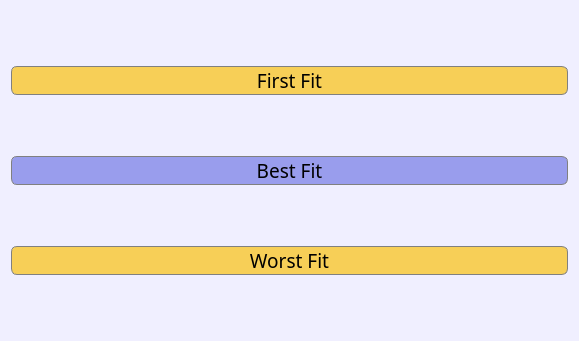
Qt form GUI/MemoryAllocationGUI/mainwindow.ui (lameesemad1996/MemoryAllocation) before a commit.
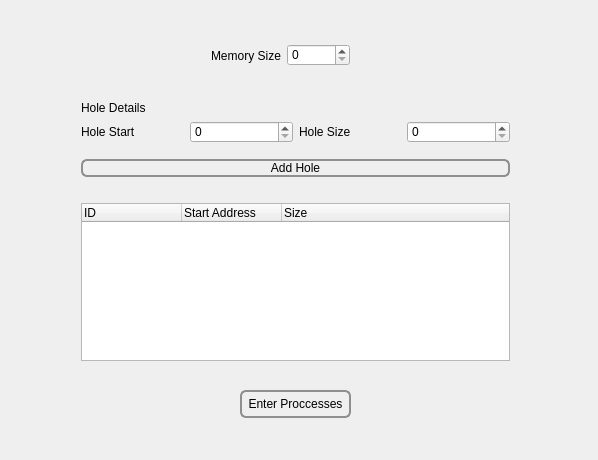
The same form after that commit.

Commit message: holes input finished

```diff
--- a/GUI/MemoryAllocationGUI/mainwindow.ui
+++ b/GUI/MemoryAllocationGUI/mainwindow.ui
@@ -6,104 +6,206 @@
    <rect>
     <x>0</x>
     <y>0</y>
-    <width>579</width>
-    <height>341</height>
+    <width>598</width>
+    <height>460</height>
    </rect>
   </property>
   <property name="windowTitle">
    <string>MainWindow</string>
   </property>
   <property name="styleSheet">
-   <string notr="true">background-color: rgb(240, 239, 255);</string>
+   <string notr="true">QPushButton {
+    border: 2px solid #8f8f91;
+    border-radius:  6px;
+    background-color: qlineargradient(x1: 0, y1: 0, x2: 0, y2: 1,
+                                      stop: 0 #f6f7fa, stop: 1 #dadbde);
+    min-width: 80px;
+}
+
+QPushButton:pressed {
+    background-color: qlineargradient(x1: 0, y1: 0, x2: 0, y2: 1,
+                                      stop: 0 #dadbde, stop: 1 #f6f7fa);
+}
+
+QPushButton:flat {
+    border: none;
+}
+
+QPushButton:default {
+    border-color: navy;
+}</string>
   </property>
   <widget class="QWidget" name="centralWidget">
-   <layout class="QVBoxLayout" name="verticalLayout">
-    <item>
-     <widget class="QPushButton" name="pushButton_firstFit">
-      <property name="font">
-       <font>
-        <family>Bahnschrift SemiLight SemiConde</family>
-        <pointsize>14</pointsize>
-       </font>
-      </property>
-      <property name="styleSheet">
-       <string notr="true">QPushButton {
-	border-radius: 6px;
-	border: 1px solid gray;
-	background-color: 	rgb(247, 207, 87);
+   <widget class="QWidget" name="verticalLayoutWidget">
+    <property name="geometry">
+     <rect>
+      <x>70</x>
+      <y>90</y>
+      <width>451</width>
+      <height>291</height>
+     </rect>
+    </property>
+    <layout class="QVBoxLayout" name="holeDetailsVerticalLayout">
+     <property name="bottomMargin">
+      <number>20</number>
+     </property>
+     <item>
+      <widget class="QLabel" name="holeDetailsLabel">
+       <property name="styleSheet">
+        <string notr="true">font: bold large &quot;Arial&quot;</string>
+       </property>
+       <property name="text">
+        <string>Hole Details</string>
+       </property>
+      </widget>
+     </item>
+     <item>
+      <layout class="QHBoxLayout" name="holeDetailsHorizontalLayout">
+       <item>
+        <widget class="QLabel" name="holeStartLabel_2">
+         <property name="styleSheet">
+          <string notr="true">font: large &quot;Arial&quot;</string>
+         </property>
+         <property name="text">
+          <string>Hole Start </string>
+         </property>
+        </widget>
+       </item>
+       <item>
+        <widget class="QSpinBox" name="holeStartSpinBox_2"/>
+       </item>
+       <item>
+        <widget class="QLabel" name="holeSizeLabel_2">
+         <property name="styleSheet">
+          <string notr="true">font: large &quot;Arial&quot;</string>
+         </property>
+         <property name="text">
+          <string>Hole Size</string>
+         </property>
+        </widget>
+       </item>
+       <item>
+        <widget class="QSpinBox" name="holeSizeSpinBox_2"/>
+       </item>
+      </layout>
+     </item>
+     <item>
+      <widget class="QPushButton" name="addHolePushButton">
+       <property name="styleSheet">
+        <string notr="true">QPushButton {
+    border: 2px solid #8f8f91;
+    border-radius:  6px;
+    background-color: qlineargradient(x1: 0, y1: 0, x2: 0, y2: 1,
+                                      stop: 0 #f6f7fa, stop: 1 #dadbde);
+    min-width: 80px;
+	margin-bottom: 20px;
+	margin-top: 10px;
+	font: large &quot;Arial&quot;;
 }
+
 QPushButton:pressed {
     background-color: qlineargradient(x1: 0, y1: 0, x2: 0, y2: 1,
                                       stop: 0 #dadbde, stop: 1 #f6f7fa);
 }
 
-QPushButton:default {
-    border-color: navy; /* make the default button prominent */
-}</string>
-      </property>
-      <property name="text">
-       <string>First Fit</string>
-      </property>
-     </widget>
-    </item>
-    <item>
-     <widget class="QPushButton" name="pushButton_bestFit">
-      <property name="font">
-       <font>
-        <family>Bahnschrift SemiLight SemiConde</family>
-        <pointsize>14</pointsize>
-       </font>
-      </property>
-      <property name="styleSheet">
-       <string notr="true">QPushButton {
-	background-color: 	rgb(153, 157, 237);
-	border: 1px solid gray;
-	border-radius: 6px;
+QPushButton:flat {
+    border: none;
+}
 
+QPushButton:default {
+    border-color: navy;
 }
-QPushButton:pressed {
+</string>
+       </property>
+       <property name="text">
+        <string>Add Hole</string>
+       </property>
+      </widget>
+     </item>
+     <item>
+      <widget class="QTreeWidget" name="HoleTreeWidget">
+       <property name="styleSheet">
+        <string notr="true"/>
+       </property>
+       <column>
+        <property name="text">
+         <string>ID</string>
+        </property>
+       </column>
+       <column>
+        <property name="text">
+         <string>Start Address</string>
+        </property>
+       </column>
+       <column>
+        <property name="text">
+         <string>Size</string>
+        </property>
+       </column>
+      </widget>
+     </item>
+    </layout>
+   </widget>
+   <widget class="QWidget" name="horizontalLayoutWidget">
+    <property name="geometry">
+     <rect>
+      <x>200</x>
+      <y>30</y>
+      <width>161</width>
+      <height>51</height>
+     </rect>
+    </property>
+    <layout class="QHBoxLayout" name="memorySizeHorizontalLayout">
+     <item>
+      <widget class="QLabel" name="memorySizeLabel">
+       <property name="styleSheet">
+        <string notr="true">font: bold large &quot;Arial&quot;</string>
+       </property>
+       <property name="text">
+        <string>Memory Size</string>
+       </property>
+      </widget>
+     </item>
+     <item>
+      <widget class="QSpinBox" name="memorySizeSpinBox"/>
+     </item>
+    </layout>
+   </widget>
+   <widget class="QPushButton" name="enterProcessesPushButton">
+    <property name="geometry">
+     <rect>
+      <x>240</x>
+      <y>390</y>
+      <width>111</width>
+      <height>28</height>
+     </rect>
+    </property>
+    <property name="styleSheet">
+     <string notr="true">QPushButton {
+    border: 2px solid #8f8f91;
+    border-radius:  6px;
     background-color: qlineargradient(x1: 0, y1: 0, x2: 0, y2: 1,
-                                      stop: 0 #dadbde, stop: 1 #f6f7fa);
+                                      stop: 0 #f6f7fa, stop: 1 #dadbde);
+    min-width: 80px;
 }
 
-QPushButton:default {
-    border-color: navy; /* make the default button prominent */
-}</string>
-      </property>
-      <property name="text">
-       <string>Best Fit</string>
-      </property>
-     </widget>
-    </item>
-    <item>
-     <widget class="QPushButton" name="pushButton_worstFit">
-      <property name="font">
-       <font>
-        <family>Bahnschrift SemiLight SemiConde</family>
-        <pointsize>14</pointsize>
-       </font>
-      </property>
-      <property name="styleSheet">
-       <string notr="true">QPushButton {
-	border-radius: 6px;
-	border: 1px solid gray;
-	background-color: 	rgb(247, 207, 87);
-}
 QPushButton:pressed {
     background-color: qlineargradient(x1: 0, y1: 0, x2: 0, y2: 1,
                                       stop: 0 #dadbde, stop: 1 #f6f7fa);
 }
 
+QPushButton:flat {
+    border: none;
+}
+
 QPushButton:default {
-    border-color: navy; /* make the default button prominent */
+    border-color: navy;
 }</string>
-      </property>
-      <property name="text">
-       <string>Worst Fit</string>
-      </property>
-     </widget>
-    </item>
-   </layout>
+    </property>
+    <property name="text">
+     <string>Enter Proccesses</string>
+    </property>
+   </widget>
   </widget>
  </widget>
  <layoutdefault spacing="6" margin="11"/>
```
The commit also changes 28 other files.
